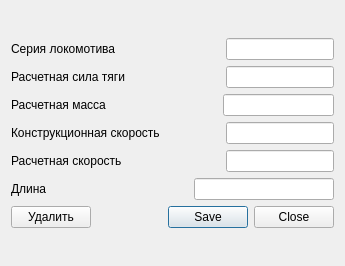
Before: the Qt Designer form locoeditform.ui in Prygoon/Diploma, drawn with Qt 5.
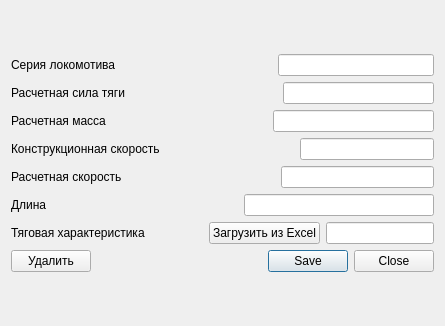
After: the same form once the commit is applied.

Commit message: Traction characteristic added to locos

```diff
--- a/locoeditform.ui
+++ b/locoeditform.ui
@@ -6,8 +6,8 @@
    <rect>
     <x>0</x>
     <y>0</y>
-    <width>345</width>
-    <height>266</height>
+    <width>445</width>
+    <height>326</height>
    </rect>
   </property>
   <property name="sizePolicy">
@@ -18,14 +18,14 @@
   </property>
   <property name="minimumSize">
    <size>
-    <width>345</width>
-    <height>266</height>
+    <width>445</width>
+    <height>326</height>
    </size>
   </property>
   <property name="maximumSize">
    <size>
-    <width>345</width>
-    <height>266</height>
+    <width>445</width>
+    <height>326</height>
    </size>
   </property>
   <property name="windowTitle">
@@ -196,6 +196,44 @@
        </item>
       </layout>
      </item>
+     <item>
+      <layout class="QHBoxLayout" name="traction_horizontalLayout">
+       <item>
+        <widget class="QLabel" name="traction_label">
+         <property name="text">
+          <string>Тяговая характеристика</string>
+         </property>
+        </widget>
+       </item>
+       <item>
+        <spacer name="traction_horizontalSpacer">
+         <property name="orientation">
+          <enum>Qt::Horizontal</enum>
+         </property>
+         <property name="sizeHint" stdset="0">
+          <size>
+           <width>40</width>
+           <height>20</height>
+          </size>
+         </property>
+        </spacer>
+       </item>
+       <item>
+        <widget class="QPushButton" name="traction_pushButton">
+         <property name="text">
+          <string>Загрузить из Excel</string>
+         </property>
+        </widget>
+       </item>
+       <item>
+        <widget class="QLineEdit" name="traction_lineEdit">
+         <property name="readOnly">
+          <bool>true</bool>
+         </property>
+        </widget>
+       </item>
+      </layout>
+     </item>
      <item>
       <layout class="QHBoxLayout" name="buttons_horizontalLayout">
        <item>
```
Left out of the diff: 2 changed lines with no effect on the pictures. The commit also changes 14 other files.
